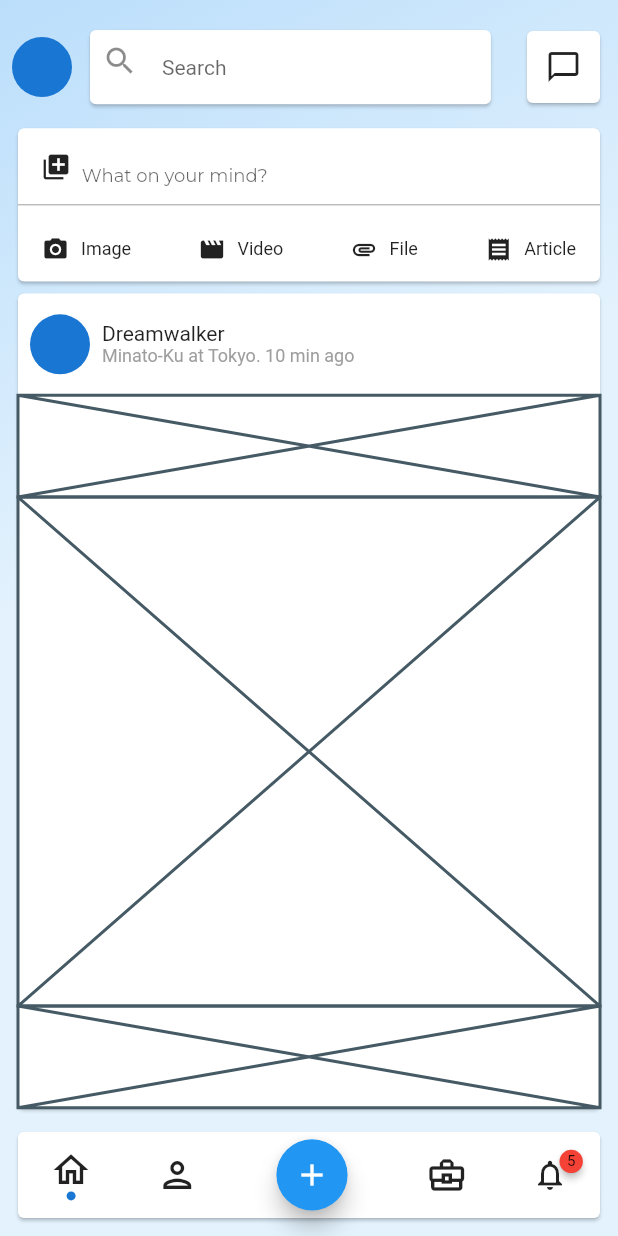
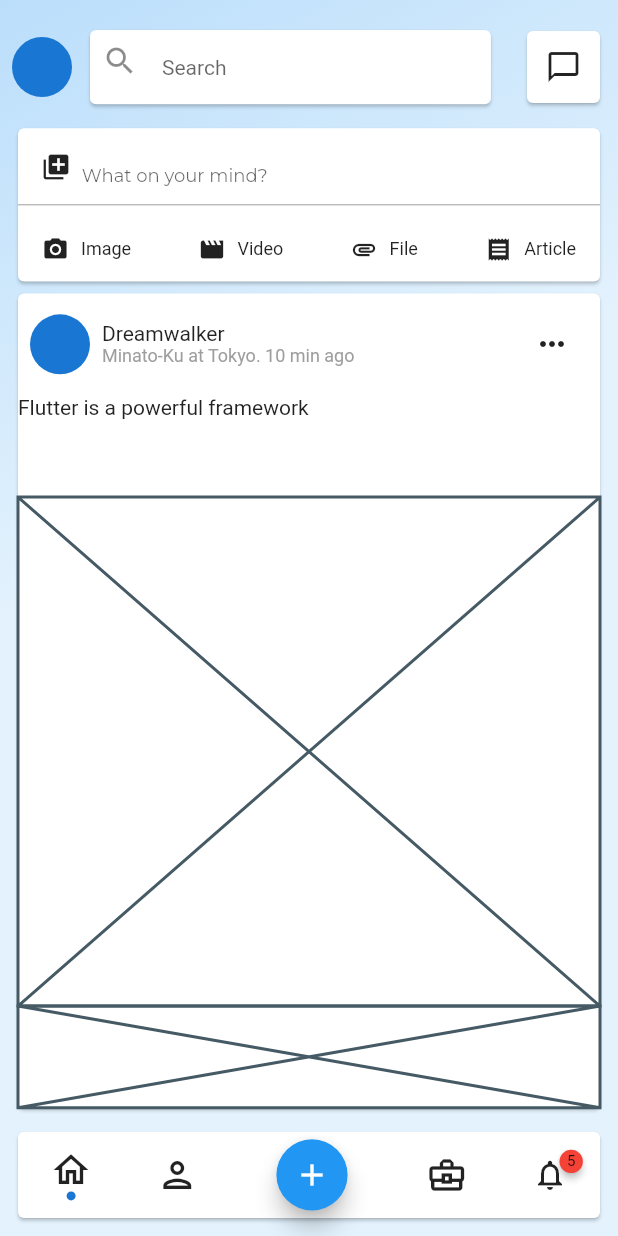
Before and after one commit to JAICHANGPARK/flutter_notebook_8th_story, a Flutter app: the screen it shows after launch, on a phone screen of 412 x 824 dp. Run offline on Flutter 3.47's test engine with Material 2 defaults, Android fonts, the phone set to English and light mode, and no system bars; drawn by our look-alikes of badges; our stand-ins replace flutter_hooks, google_fonts, hooks_riverpod, state_notifier.

Commit message:
Update linkedin_main_page.dart

```diff
--- a/lib/ep580_linkedin_app/linkedin_main_page.dart
+++ b/lib/ep580_linkedin_app/linkedin_main_page.dart
@@ -162,6 +162,7 @@ class _LinkedinMainPageState extends State<LinkedinMainPage> {
                   flex: 15,
                   child: Card(
                     child: Column(
+                      crossAxisAlignment: CrossAxisAlignment.start,
                       children: [
                         Expanded(
                           flex: 2,
@@ -183,14 +184,18 @@ class _LinkedinMainPageState extends State<LinkedinMainPage> {
                                       ),)
                                     ],
                                   ),
-                                )
+                                ),
+                                Spacer(),
+                                IconButton(icon: Icon(Icons.more_horiz), onPressed: (){
+
+                                })
                               ],
                             ),
                           ),
                         ),
                         Expanded(
                           flex: 2,
-                          child: Placeholder(),
+                          child: Text("Flutter is a powerful framework "),
                         ),
                         Expanded(
                           flex: 10,
```
